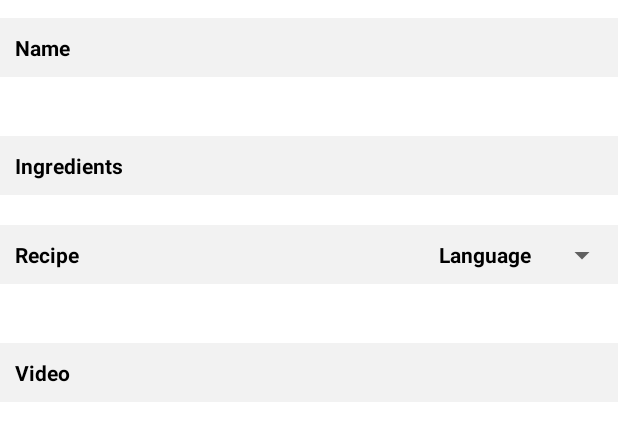
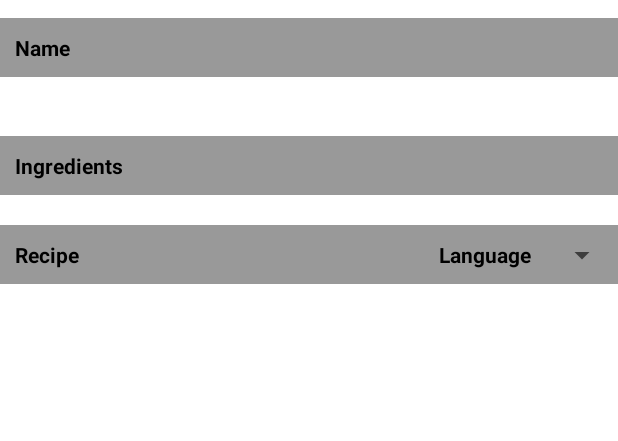
Before and after one commit to Marshall91x/CocktailApp, an Android app: the layout fragment_detail.xml on its own in the app's theme, with its tools: preview values and no code run, on a phone screen of 412 x 824 dp. Shown: the top 441 px of the screen. Run offline under Robolectric (Android 15) with nearby library versions, the phone set to English and light mode, and no system bars.

Commit message:
changed some colors for both dark and light theme. modified margins in layouts. changed gridview with custom ExpandableHeightGridView in fragment_detail.xml. minor fixes

```diff
--- a/build.gradle
+++ b/build.gradle
@@ -16,10 +16,6 @@ buildscript {
         // in the individual module build.gradle files
     }
 }
-plugins {
-    id 'com.android.application' version '7.1.3' apply false
-    id 'com.android.library' version '7.1.3' apply false
-}
 
 task clean(type: Delete) {
     delete rootProject.buildDir
--- a/cocktailapp/build.gradle
+++ b/cocktailapp/build.gradle
@@ -23,8 +23,8 @@ android {
         }
     }
     compileOptions {
-        sourceCompatibility JavaVersion.VERSION_1_8
-        targetCompatibility JavaVersion.VERSION_1_8
+        sourceCompatibility JavaVersion.VERSION_11
+        targetCompatibility JavaVersion.VERSION_11
     }
 }
 
--- /dev/null
+++ b/cocktailapp/src/main/java/it/edelmonte/cocktailapp/util/ExpandableHeightGridView.java
@@ -0,0 +1,49 @@
+package it.edelmonte.cocktailapp.util;
+
+import android.content.Context;
+import android.util.AttributeSet;
+import android.view.ViewGroup;
+import android.widget.GridView;
+
+public class ExpandableHeightGridView extends GridView {
+
+    boolean expanded = false;
+
+    public ExpandableHeightGridView(Context context) {
+        super(context);
+    }
+
+    public ExpandableHeightGridView(Context context, AttributeSet attrs) {
+        super(context, attrs);
+    }
+
+    public ExpandableHeightGridView(Context context, AttributeSet attrs,
+                                    int defStyle) {
+        super(context, attrs, defStyle);
+    }
+
+    public boolean isExpanded() {
+        return expanded;
+    }
+
+    @Override
+    public void onMeasure(int widthMeasureSpec, int heightMeasureSpec) {
+        // HACK! TAKE THAT ANDROID!
+        if (isExpanded()) {
+            // Calculate entire height by providing a very large height hint.
+            // View.MEASURED_SIZE_MASK represents the largest height possible.
+            int expandSpec = MeasureSpec.makeMeasureSpec(MEASURED_SIZE_MASK,
+                    MeasureSpec.AT_MOST);
+            super.onMeasure(widthMeasureSpec, expandSpec);
+
+            ViewGroup.LayoutParams params = getLayoutParams();
+            params.height = getMeasuredHeight();
+        } else {
+            super.onMeasure(widthMeasureSpec, heightMeasureSpec);
+        }
+    }
+
+    public void setExpanded(boolean expanded) {
+        this.expanded = expanded;
+    }
+}
--- a/cocktailapp/src/main/java/it/edelmonte/cocktailapp/util/Utility.java
+++ b/cocktailapp/src/main/java/it/edelmonte/cocktailapp/util/Utility.java
@@ -16,7 +16,7 @@ public class Utility {
 
     public static SpinnerAdapter createFilterAdapter(FragmentActivity activity) {
         List<String> filters = new ArrayList<>();
-        filters.add(" ");
+        filters.add("Choose filter");
         filters.add("Categories");
         filters.add("Ingredients");
         filters.add("Alcoholic");
--- a/cocktailapp/src/main/res/layout/adapter_cocktail.xml
+++ b/cocktailapp/src/main/res/layout/adapter_cocktail.xml
@@ -25,10 +25,10 @@
             android:layout_height="32dp"
             android:layout_alignParentBottom="true"
             android:background="@color/dark_grey"
+            android:textColor="@color/white"
             android:gravity="center"
             android:padding="5dp"
-            android:textColor="@color/white"
-            android:textSize="16sp"/>
+            android:textSize="16sp" />
 
     </RelativeLayout>
 
--- a/cocktailapp/src/main/res/layout/fragment_detail.xml
+++ b/cocktailapp/src/main/res/layout/fragment_detail.xml
@@ -18,7 +18,7 @@
         <TextView
             android:layout_width="match_parent"
             android:layout_height="wrap_content"
-            android:background="@color/grey"
+            android:background="@color/dark_grey"
             android:padding="10dp"
             android:text="@string/name"
             android:textStyle="bold" />
@@ -32,12 +32,12 @@
         <TextView
             android:layout_width="match_parent"
             android:layout_height="wrap_content"
-            android:background="@color/grey"
+            android:background="@color/dark_grey"
             android:padding="10dp"
             android:text="@string/ingredients"
             android:textStyle="bold" />
 
-        <GridView
+        <it.edelmonte.cocktailapp.util.ExpandableHeightGridView
             android:id="@+id/ingredients"
             android:layout_width="match_parent"
             android:layout_height="wrap_content"
@@ -46,7 +46,7 @@
         <androidx.constraintlayout.widget.ConstraintLayout
             android:layout_width="match_parent"
             android:layout_height="wrap_content"
-            android:background="@color/grey">
+            android:background="@color/dark_grey">
 
             <TextView
                 android:layout_width="wrap_content"
@@ -80,10 +80,17 @@
             android:layout_height="wrap_content"
             android:layout_margin="10dp" />
 
+        <LinearLayout
+            android:id="@+id/video_layout"
+            android:layout_width="match_parent"
+            android:layout_height="wrap_content"
+            android:orientation="vertical"
+            android:visibility="gone">
+
             <TextView
                 android:layout_width="match_parent"
                 android:layout_height="wrap_content"
-            android:background="@color/grey"
+                android:background="@color/dark_grey"
                 android:padding="10dp"
                 android:text="@string/video"
                 android:textStyle="bold" />
@@ -96,4 +103,6 @@
 
         </LinearLayout>
 
+    </LinearLayout>
+
 </ScrollView>
--- a/cocktailapp/src/main/res/values-night/themes.xml
+++ b/cocktailapp/src/main/res/values-night/themes.xml
@@ -2,8 +2,8 @@
     <!-- Base application theme. -->
     <style name="Theme.CocktailApp" parent="Theme.MaterialComponents.DayNight.DarkActionBar">
         <!-- Primary brand color. -->
-        <item name="colorPrimary">@color/purple_200</item>
-        <item name="colorPrimaryVariant">@color/purple_700</item>
+        <item name="colorPrimary">@color/color_primary</item>
+        <item name="colorPrimaryVariant">@color/color_primary_dark</item>
         <item name="colorOnPrimary">@color/black</item>
         <!-- Secondary brand color. -->
         <item name="colorSecondary">@color/teal_200</item>
--- a/cocktailapp/src/main/res/values/strings.xml
+++ b/cocktailapp/src/main/res/values/strings.xml
@@ -10,4 +10,5 @@
     <string name="recipe">Recipe</string>
     <string name="language">Language</string>
     <string name="video">Video</string>
+    <string name="app_close">Are you sure you want to close the app?</string>
 </resources>
--- a/gradle.properties
+++ b/gradle.properties
@@ -6,7 +6,7 @@
 # http://www.gradle.org/docs/current/userguide/build_environment.html
 # Specifies the JVM arguments used for the daemon process.
 # The setting is particularly useful for tweaking memory settings.
-org.gradle.jvmargs=-Xmx2048m -Dfile.encoding=UTF-8
+org.gradle.jvmargs=-Xmx1024m -Dfile.encoding=UTF-8
 # When configured, Gradle will run in incubating parallel mode.
 # This option should only be used with decoupled projects. More details, visit
 # http://www.gradle.org/docs/current/userguide/multi_project_builds.html#sec:decoupled_projects
```
Also changed, not shown: cocktailapp/src/main/java/it/edelmonte/cocktailapp/fragment/DetailFragment.java (+7 -2 lines), cocktailapp/src/main/java/it/edelmonte/cocktailapp/fragment/ListFragment.java (+20 -3 lines), cocktailapp/src/main/java/it/edelmonte/cocktailapp/fragment/LoadDataFragment.java (+4 -5 lines), cocktailapp/src/main/res/layout/fragment_list.xml (+10 -1 lines). Lines whose indentation alone changed are shown as unchanged.
